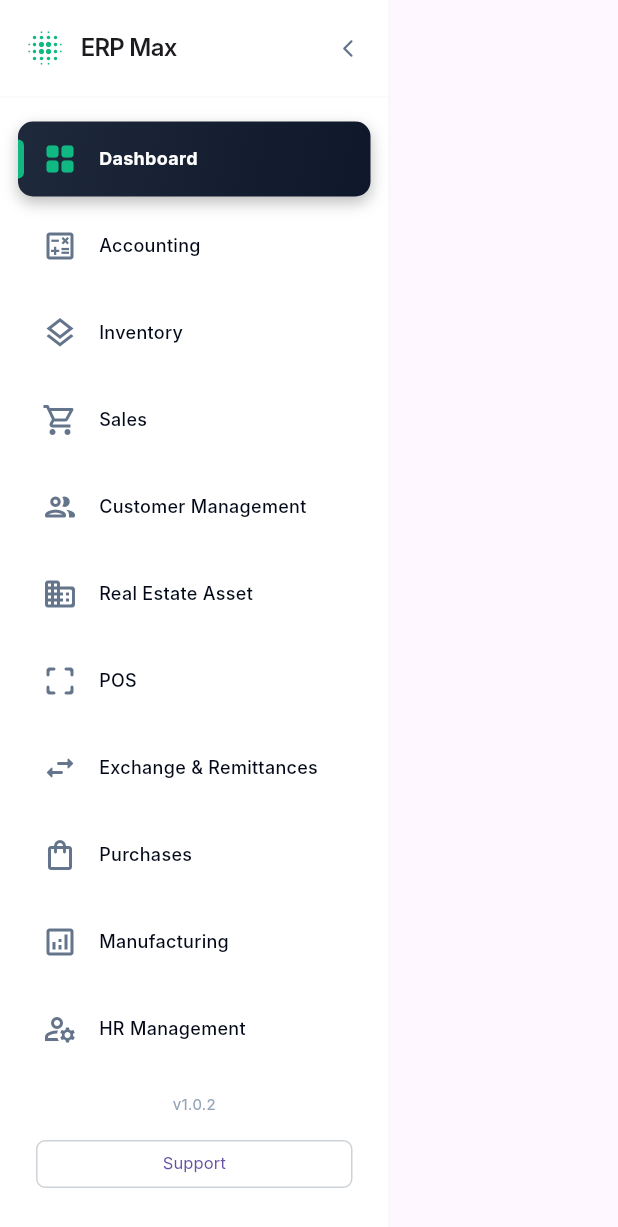
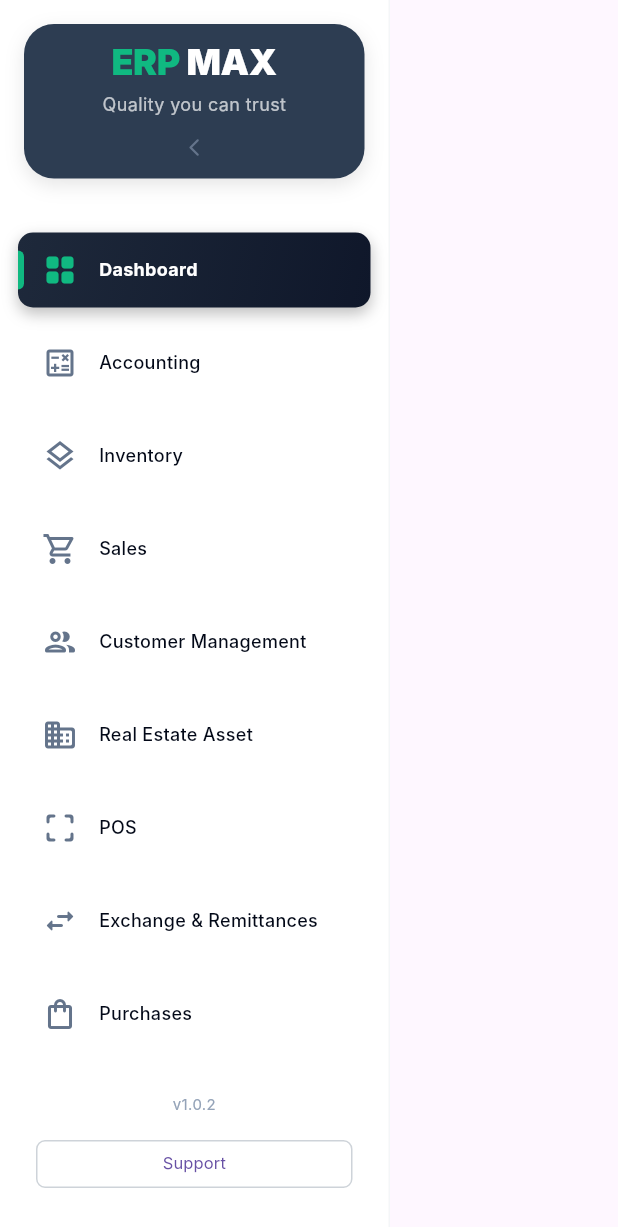
Before and after one commit to MironAlikc/erpmax-client, a Flutter app: the AppSidebar widget shown alone on an empty page, opened directly, on a phone screen of 412 x 824 dp. Shown: the top 1227 px of the screen. Run offline on Flutter 3.47's test engine with Material 3 defaults, Android fonts, the phone set to English and light mode, and no system bars; our stand-ins replace dartz, dio, equatable, fl_chart, flutter_bloc, flutter_secure_storage and 8 more; missing offline and left inert: shadcn_flutter; accounts and stored records are empty; generated files the repository leaves out were written again; network calls fail; Roboto replaces fonts that are missing (Inter).

Commit message:
build Logo

```diff
--- a/lib/features/dashboard/presentation/widgets/navigation/app_sidebar.dart
+++ b/lib/features/dashboard/presentation/widgets/navigation/app_sidebar.dart
@@ -41,15 +41,12 @@ class AppSidebar extends StatelessWidget {
       child: Column(
         children: [
           _buildLogo(context),
-          Divider(
-            height: 1,
-            thickness: 1,
-            color: theme.textDisabled.withValues(alpha: 0.05),
-          ),
           Expanded(
-            child: ListView.builder(
-              padding: const EdgeInsets.symmetric(vertical: 12),
+            child: ListView.separated(
+              padding: const EdgeInsets.symmetric(vertical: 16),
               itemCount: menuItems.length,
+              physics: const BouncingScrollPhysics(),
+              separatorBuilder: (context, index) => const SizedBox(height: 4),
               itemBuilder: (context, index) {
                 final item = menuItems[index];
                 final l10n = AppLocalizations.of(context);
@@ -61,9 +58,7 @@ class AppSidebar extends StatelessWidget {
                   selectedIndex: selectedIndex,
                   isExpanded: isExpanded,
                   onTap: (targetIndex) {
-                    if (onSelect != null) {
-                      onSelect!(targetIndex);
-                    }
+                    if (onSelect != null) onSelect!(targetIndex);
                   },
                 );
               },
@@ -78,36 +73,82 @@ class AppSidebar extends StatelessWidget {
   Widget _buildLogo(BuildContext context) {
     final theme = context.theme.appColor;
 
+    if (!isExpanded) {
       return Container(
-      width: double.infinity,
-      height: AppDesign.headerHeight,
-      padding: EdgeInsets.symmetric(horizontal: isExpanded ? 16 : 0),
-      child: isExpanded
-          ? Row(
-              mainAxisAlignment: MainAxisAlignment.spaceBetween,
+        height: 100,
+        alignment: Alignment.center,
+        child: Column(
+          mainAxisSize: MainAxisSize.min,
+          children: [
+            Container(
+              padding: const EdgeInsets.all(8),
+              decoration: BoxDecoration(
+                color: theme.sidebarActiveBgBase,
+                borderRadius: BorderRadius.circular(12),
+              ),
+              child: Text(
+                'ERP',
+                style: AppTextStyles.h2.copyWith(
+                  color: theme.success,
+                  fontSize: 14,
+                ),
+              ),
+            ),
+            const SizedBox(height: 4),
+            _buildToggleButton(context),
+          ],
+        ),
+      );
+    }
+
+    return Container(
+      margin: const EdgeInsets.all(16),
+      padding: const EdgeInsets.all(10),
+      decoration: BoxDecoration(
+        color: const Color(0xFF2D3D52),
+        borderRadius: BorderRadius.circular(20),
+        boxShadow: [
+          BoxShadow(
+            color: Colors.black.withOpacity(0.1),
+            blurRadius: 10,
+            offset: const Offset(0, 4),
+          ),
+        ],
+      ),
+      child: Column(
+        mainAxisSize: MainAxisSize.min,
         children: [
           Row(
-                  mainAxisSize: MainAxisSize.min,
+            mainAxisAlignment: MainAxisAlignment.center,
             children: [
-                    Icon(Icons.blur_on, color: theme.success, size: 28),
-                    const SizedBox(width: 10),
               Text(
-                      'ERP Max',
+                'ERP ',
                 style: AppTextStyles.h2.copyWith(
-                        fontSize: 16,
-                        letterSpacing: -0.5,
+                  color: theme.success,
+                  fontSize: 24,
+                  fontWeight: FontWeight.w900,
+                ),
+              ),
+              Text(
+                'MAX',
+                style: AppTextStyles.h2.copyWith(
+                  color: Colors.white,
+                  fontSize: 24,
+                  fontWeight: FontWeight.w900,
                 ),
               ),
             ],
           ),
+          const SizedBox(height: 4),
+          Text(
+            'Quality you can trust',
+            style: AppTextStyles.bodySmall.copyWith(
+              color: Colors.white.withOpacity(0.7),
+              fontSize: 12,
+            ),
+          ),
+          const SizedBox(height: 8),
           _buildToggleButton(context),
-              ],
-            )
-          : Stack(
-              alignment: Alignment.center,
-              children: [
-                Icon(Icons.blur_on, color: theme.success, size: 28),
-                Positioned(bottom: 4, child: _buildToggleButton(context)),
         ],
       ),
     );
```
Lines whose indentation alone changed are shown as unchanged.
